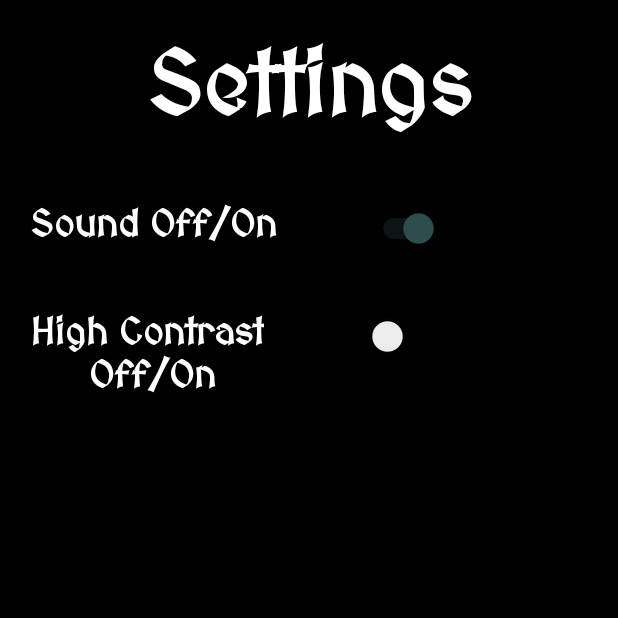
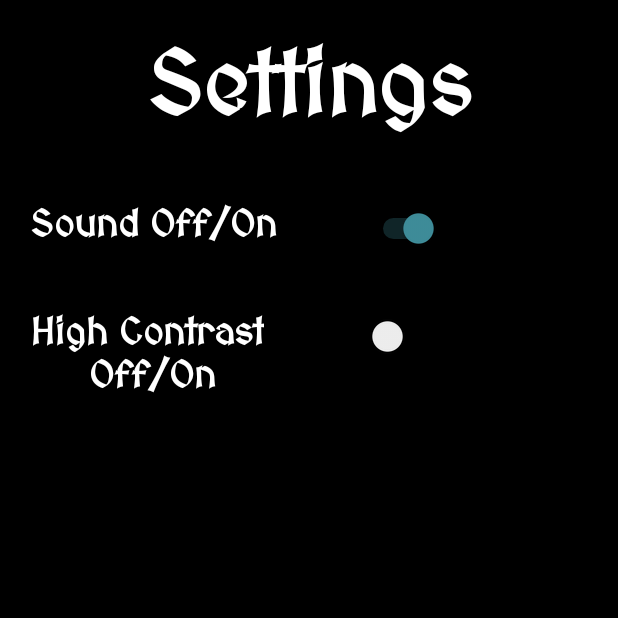
Before and after one commit to Vladeas/TicTacToe_V7, an Android app: the SettingsActivity screen opened directly, with no data from a screen before it, on a phone screen of 412 x 824 dp, the top half of it. Run offline under Robolectric (Android 15) with nearby library versions, the phone set to English and light mode, and no system bars.

Commit message:
0.3.7
Changed switch for better visibility

```diff
--- a/app/src/main/res/layout/activity_settings.xml
+++ b/app/src/main/res/layout/activity_settings.xml
@@ -29,6 +29,7 @@
         android:id="@+id/textViewSoundOnOff"/>
 
     <Switch
+        android:theme="@style/SwitchTheme"
         android:layout_width="wrap_content"
         android:layout_height="wrap_content"
         android:layout_alignBaseline="@id/textViewSoundOnOff"
@@ -48,6 +49,7 @@
         android:id="@+id/textViewHighContrastOnOff"/>
 
     <Switch
+        android:theme="@style/SwitchTheme"
         android:layout_width="wrap_content"
         android:layout_height="wrap_content"
         android:layout_alignBaseline="@id/textViewHighContrastOnOff"
--- a/app/src/main/res/values/styles.xml
+++ b/app/src/main/res/values/styles.xml
@@ -65,4 +65,8 @@
         <item name="android:padding">10dp</item>
     </style>
 
+    <style name="SwitchTheme" parent="Theme.AppCompat.Light">
+        <item name="android:colorControlActivated">@color/colorBlueIsh</item>
+    </style>
+
 </resources>
```
